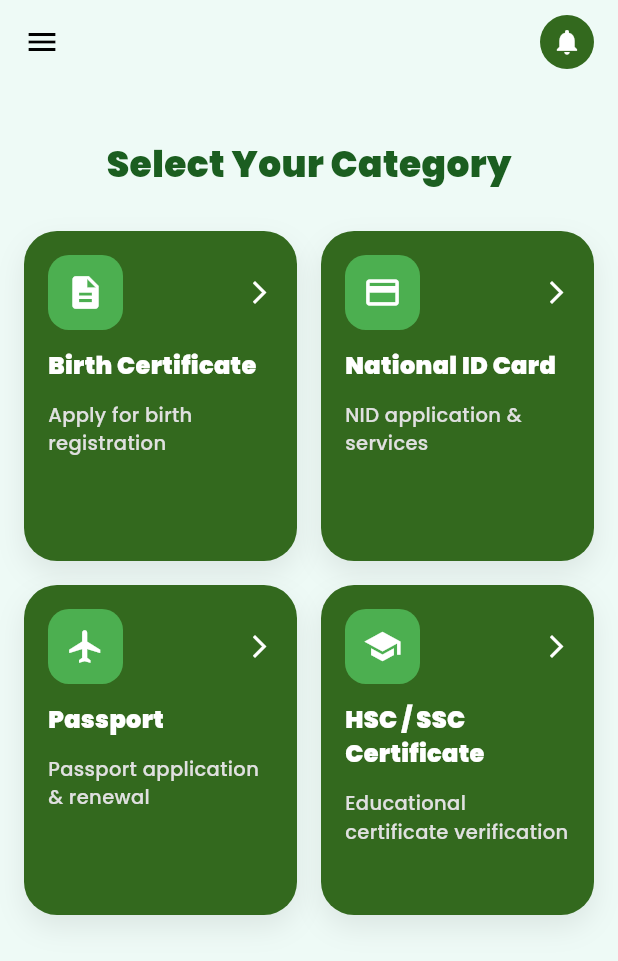
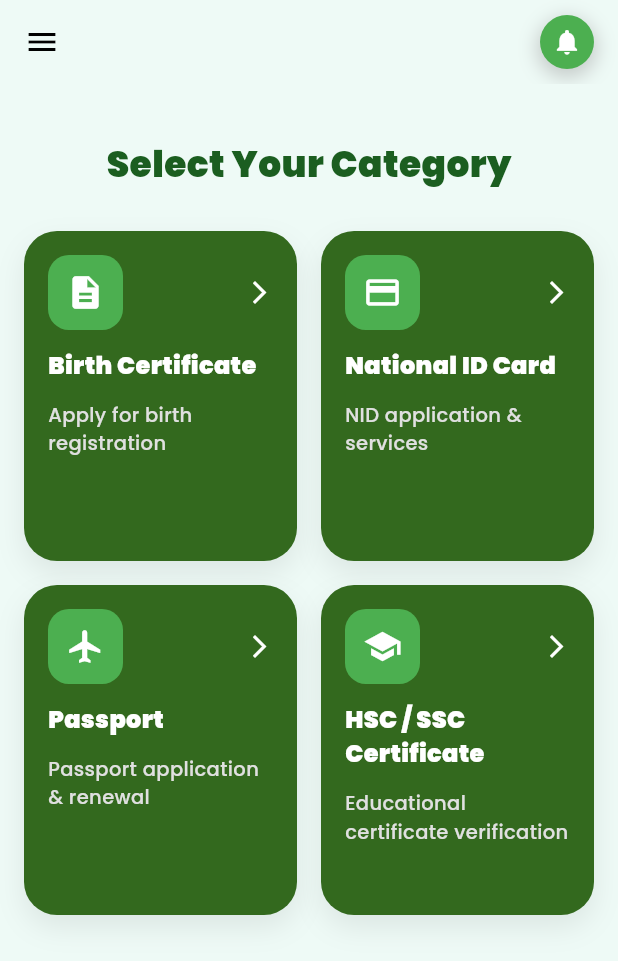
Before and after one commit to mehernigar17/Porichoy, a Flutter app: the screen it shows after launch, on a phone screen of 412 x 824 dp. Shown: the top 961 px of the screen. Run offline on Flutter 3.47's test engine with Material 3 defaults, Android fonts, the phone set to English and light mode, and no system bars; our stand-ins replace google_fonts.

```diff
--- a/lib/homepage.dart
+++ b/lib/homepage.dart
@@ -294,18 +294,47 @@ void showoptionDialougue(
         iconTheme: IconThemeData(
           color: appstate.isDark ? Colors.white : Colors.black,
         ),
+        //actions: [
+         // Padding(padding:
+       //const EdgeInsets.only(right: 16),
+           // child: CircleAvatar(
+             // radius: 18,
+            //  backgroundColor: Colors.lightGreen[900],
+            //  child: const Icon(
+               // Icons.notifications,
+                //color: Colors.white,
+               // size: 20,
+             // ),
+            //)
+          //)
+        //],
         actions: [
-          Padding(padding:
-       const EdgeInsets.only(right: 16),
-            child: CircleAvatar(
-              radius: 18,
-              backgroundColor: Colors.lightGreen[900],
-              child: const Icon(
-                Icons.notifications,
-                color: Colors.white,
-                size: 20,
+          Padding(
+            padding: const EdgeInsets.only(right: 16),
+            child: Container(
+              decoration: BoxDecoration(
+                shape: BoxShape.circle,
+                boxShadow: [
+                  BoxShadow(
+                    color: appstate.isDark
+                        ? Colors.black54
+                        : Colors.grey.withOpacity(0.5),
+                    blurRadius: 10,
+                    spreadRadius: 2,
+                    offset: const Offset(0, 4),
+                  ),
+                ],
               ),
-            )
+              child: const CircleAvatar(
+                radius: 18,
+                backgroundColor: Colors.green,
+                child: Icon(
+                  Icons.notifications,
+                  color: Colors.white,
+                  size: 20,
+                ),
+              ),
+            ),
           )
         ],
 
```
